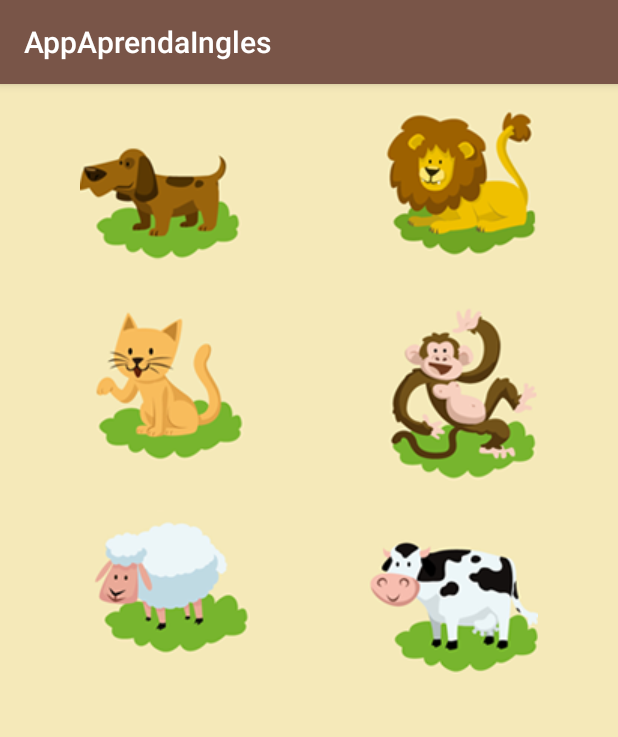
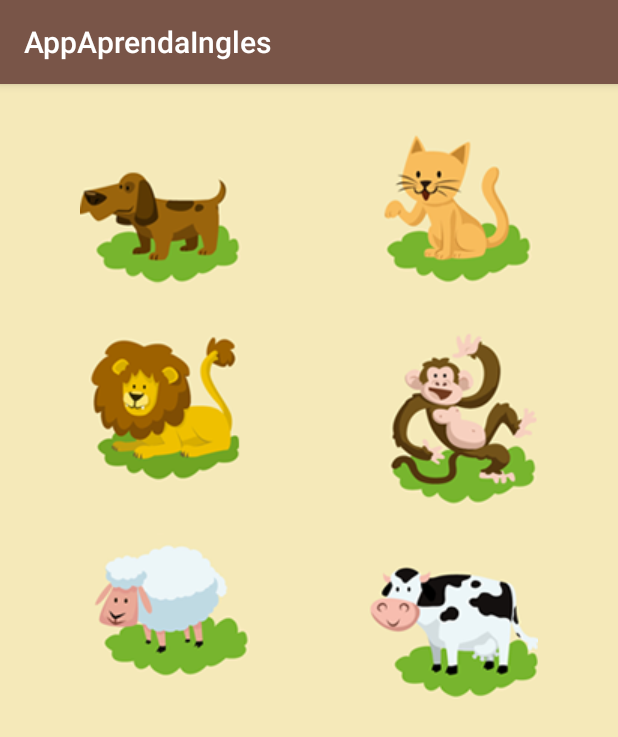
Before and after one commit to Gtssouza/AppAprendaIngles, an Android app: the fragment BichosFragment shown on its own in the app's theme, on a phone screen of 412 x 824 dp. Shown: the top 737 px of the screen. Run offline under Robolectric (Android 15) with nearby library versions, the light colour scheme and no system bars.

Commit message:
Audio de fragment bichos funcionando

```diff
--- a/app/src/main/java/com/example/appaprendaingles/fragments/BichosFragment.java
+++ b/app/src/main/java/com/example/appaprendaingles/fragments/BichosFragment.java
@@ -1,19 +1,26 @@
 package com.example.appaprendaingles.fragments;
 
+import android.app.Activity;
+import android.media.MediaPlayer;
 import android.os.Bundle;
 
 import androidx.fragment.app.Fragment;
 
+import android.util.Log;
 import android.view.LayoutInflater;
 import android.view.View;
 import android.view.ViewGroup;
+import android.widget.ImageButton;
 
 import com.example.appaprendaingles.R;
 
 /**
  * A simple {@link Fragment} subclass.
  */
-public class BichosFragment extends Fragment {
+public class BichosFragment extends Fragment implements View.OnClickListener{
+
+    private ImageButton imgCao, imgGato, imgLeao, imgOvelha, imgMacaco, imgVaca;
+    private MediaPlayer mediaPlayer;
 
     public BichosFragment() {
         // Required empty public constructor
@@ -24,6 +31,65 @@ public class BichosFragment extends Fragment {
     public View onCreateView(LayoutInflater inflater, ViewGroup container,
                              Bundle savedInstanceState) {
         // Inflate the layout for this fragment
-        return inflater.inflate(R.layout.fragment_bichos, container, false);
+        View view =  inflater.inflate(R.layout.fragment_bichos, container, false);
+        imgCao = view.findViewById(R.id.imageButtonCao);
+        imgGato = view.findViewById(R.id.imageButtonGato);
+        imgOvelha = view.findViewById(R.id.imageButtonOvelha);
+        imgMacaco = view.findViewById(R.id.imageButtonMacaco);
+        imgLeao = view.findViewById(R.id.imageButtonLeao);
+        imgVaca = view.findViewById(R.id.imageButtonVaca);
+
+        imgCao.setOnClickListener(this);
+        imgGato.setOnClickListener(this);
+        imgOvelha.setOnClickListener(this);
+        imgMacaco.setOnClickListener(this);
+        imgLeao.setOnClickListener(this);
+        imgVaca.setOnClickListener(this);
+        return view;
+    }
+
+    @Override
+    public void onClick(View view) {
+        Log.i("Elemento clicado","Item"+ view.getId());
+        switch (view.getId()){
+            case R.id.imageButtonCao:
+                mediaPlayer = MediaPlayer.create(getActivity(),R.raw.dog);
+                tocarSom();
+                break;
+            case R.id.imageButtonGato:
+                mediaPlayer = MediaPlayer.create(getActivity(),R.raw.cat);
+                tocarSom();
+                break;
+            case R.id.imageButtonOvelha:
+                mediaPlayer = MediaPlayer.create(getActivity(),R.raw.sheep);
+                tocarSom();
+                break;
+            case R.id.imageButtonMacaco:
+                mediaPlayer = MediaPlayer.create(getActivity(),R.raw.monkey);
+                tocarSom();
+                break;
+            case R.id.imageButtonLeao:
+                mediaPlayer = MediaPlayer.create(getActivity(),R.raw.lion);
+                tocarSom();
+                break;
+            case R.id.imageButtonVaca:
+                mediaPlayer = MediaPlayer.create(getActivity(),R.raw.cow);
+                tocarSom();
+                break;
+        }
+    }
+
+    public void tocarSom(){
+        if(mediaPlayer != null){
+            mediaPlayer.start();
+
+            mediaPlayer.setOnCompletionListener(new MediaPlayer.OnCompletionListener() {
+                @Override
+                public void onCompletion(MediaPlayer mp) {
+                    mediaPlayer.release();
+
+                }
+            });
+        }
     }
 }
--- a/app/src/main/res/layout/fragment_bichos.xml
+++ b/app/src/main/res/layout/fragment_bichos.xml
@@ -22,57 +22,64 @@
         android:orientation="vertical"
         app:layout_constraintGuide_percent="0.87" />
 
-    <ImageView
-        android:id="@+id/imageView"
+    <ImageButton
+        android:id="@+id/imageButtonCao"
         android:layout_width="wrap_content"
         android:layout_height="wrap_content"
-        android:layout_marginTop="16dp"
+        android:layout_marginTop="32dp"
+        android:background="@android:color/transparent"
         android:src="@drawable/cao"
         app:layout_constraintStart_toStartOf="@+id/guideline"
         app:layout_constraintTop_toTopOf="parent" />
 
-    <ImageView
-        android:id="@+id/imageView2"
+    <ImageButton
+        android:id="@+id/imageButtonGato"
+        android:layout_width="wrap_content"
+        android:layout_height="wrap_content"
+        android:layout_marginTop="32dp"
+        android:background="@android:color/transparent"
+        android:src="@drawable/gato"
+        app:layout_constraintEnd_toStartOf="@+id/guideline2"
+        app:layout_constraintTop_toTopOf="parent" />
+
+    <ImageButton
+        android:id="@+id/imageButtonLeao"
+        android:layout_width="wrap_content"
+        android:layout_height="wrap_content"
+        android:layout_marginTop="32dp"
+        android:background="@android:color/transparent"
+        android:src="@drawable/leao"
+        app:layout_constraintStart_toStartOf="@+id/guideline"
+        app:layout_constraintTop_toBottomOf="@+id/imageButtonCao" />
+
+    <ImageButton
+        android:id="@+id/imageButtonMacaco"
+        android:layout_width="wrap_content"
+        android:layout_height="wrap_content"
+        android:layout_marginTop="32dp"
+        android:background="@android:color/transparent"
+        android:src="@drawable/macaco"
+        app:layout_constraintEnd_toStartOf="@+id/guideline2"
+        app:layout_constraintTop_toBottomOf="@+id/imageButtonGato" />
+
+    <ImageButton
+        android:id="@+id/imageButtonOvelha"
+        android:layout_width="wrap_content"
+        android:layout_height="wrap_content"
+        android:layout_marginTop="32dp"
+        android:background="@android:color/transparent"
+        android:src="@drawable/ovelha"
+        app:layout_constraintStart_toStartOf="@+id/guideline"
+        app:layout_constraintTop_toBottomOf="@+id/imageButtonLeao" />
+
+    <ImageButton
+        android:id="@+id/imageButtonVaca"
         android:layout_width="wrap_content"
         android:layout_height="wrap_content"
         android:layout_marginTop="16dp"
-        android:src="@drawable/leao"
-        app:layout_constraintEnd_toStartOf="@+id/guideline2"
-        app:layout_constraintTop_toTopOf="parent" />
-
-    <ImageView
-        android:id="@+id/imageView3"
-        android:layout_width="wrap_content"
-        android:layout_height="wrap_content"
-        android:layout_marginTop="32dp"
-        android:src="@drawable/gato"
-        app:layout_constraintStart_toStartOf="@+id/guideline"
-        app:layout_constraintTop_toBottomOf="@+id/imageView" />
-
-    <ImageView
-        android:id="@+id/imageView4"
-        android:layout_width="wrap_content"
-        android:layout_height="wrap_content"
-        android:layout_marginTop="32dp"
-        android:src="@drawable/macaco"
-        app:layout_constraintEnd_toStartOf="@+id/guideline2"
-        app:layout_constraintTop_toBottomOf="@+id/imageView2" />
-
-    <ImageView
-        android:id="@+id/imageView5"
-        android:layout_width="wrap_content"
-        android:layout_height="wrap_content"
-        android:layout_marginTop="32dp"
-        android:src="@drawable/ovelha"
-        app:layout_constraintStart_toStartOf="@+id/guideline"
-        app:layout_constraintTop_toBottomOf="@+id/imageView3" />
-
-    <ImageView
-        android:id="@+id/imageView6"
-        android:layout_width="wrap_content"
-        android:layout_height="wrap_content"
-        android:layout_marginTop="16dp"
+        android:background="@android:color/transparent"
         android:src="@drawable/vaca"
         app:layout_constraintEnd_toStartOf="@+id/guideline2"
-        app:layout_constraintTop_toBottomOf="@+id/imageView4" />
+        app:layout_constraintTop_toBottomOf="@+id/imageButtonMacaco" />
+
 </androidx.constraintlayout.widget.ConstraintLayout>
```
Also changed, not shown: app/src/main/res/layout/fragment_numeros.xml (+52 -39 lines).
